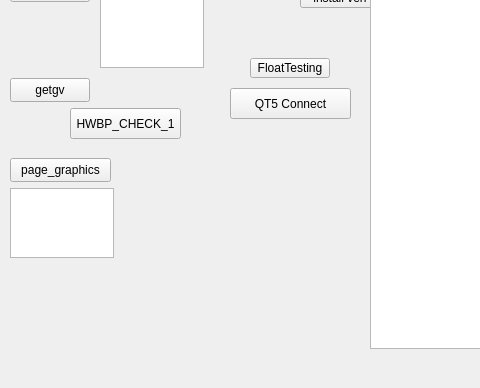
Qt form mainwindow.ui (gmh5225/QT-TestDemo) before a commit; both pictures show x 0 to 480 and y 212 to 600 of the 800 by 600 pixel window.
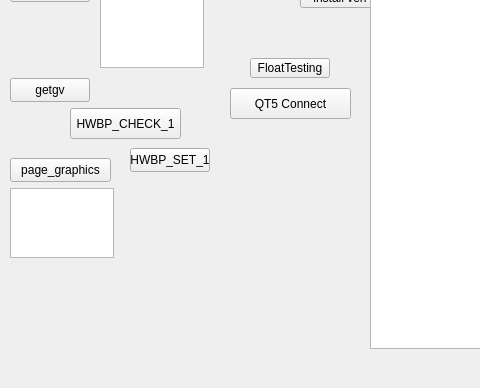
The same form after that commit.

What changed in the file:
```diff
--- a/mainwindow.ui
+++ b/mainwindow.ui
@@ -226,6 +226,19 @@
      </rect>
     </property>
    </widget>
+   <widget class="QPushButton" name="pushButton_14">
+    <property name="geometry">
+     <rect>
+      <x>130</x>
+      <y>360</y>
+      <width>80</width>
+      <height>24</height>
+     </rect>
+    </property>
+    <property name="text">
+     <string>HWBP_SET_1</string>
+    </property>
+   </widget>
   </widget>
   <widget class="QMenuBar" name="menubar">
    <property name="geometry">
```
